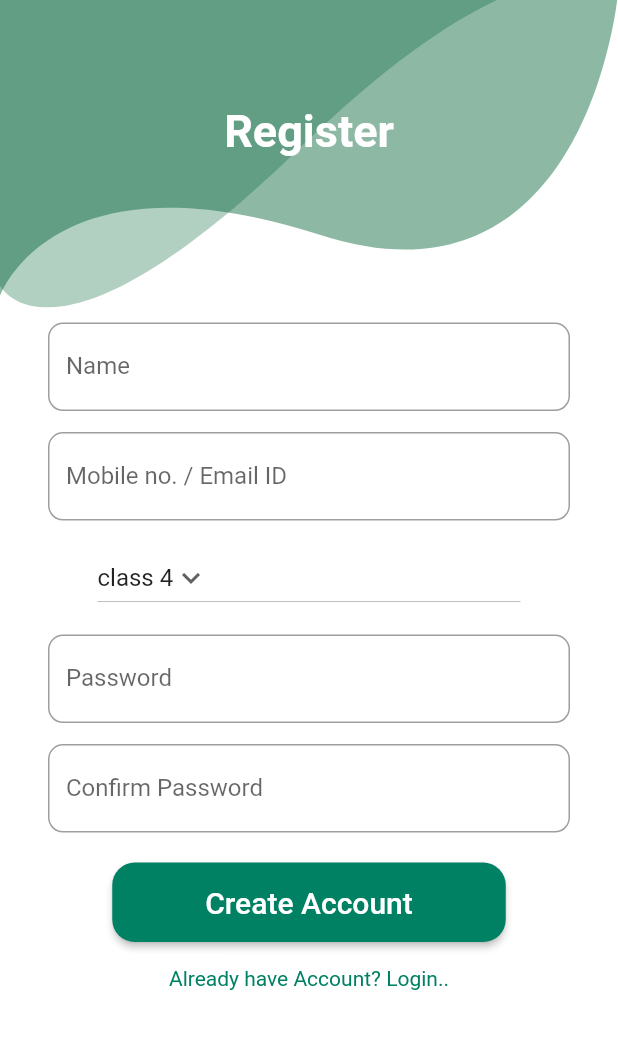
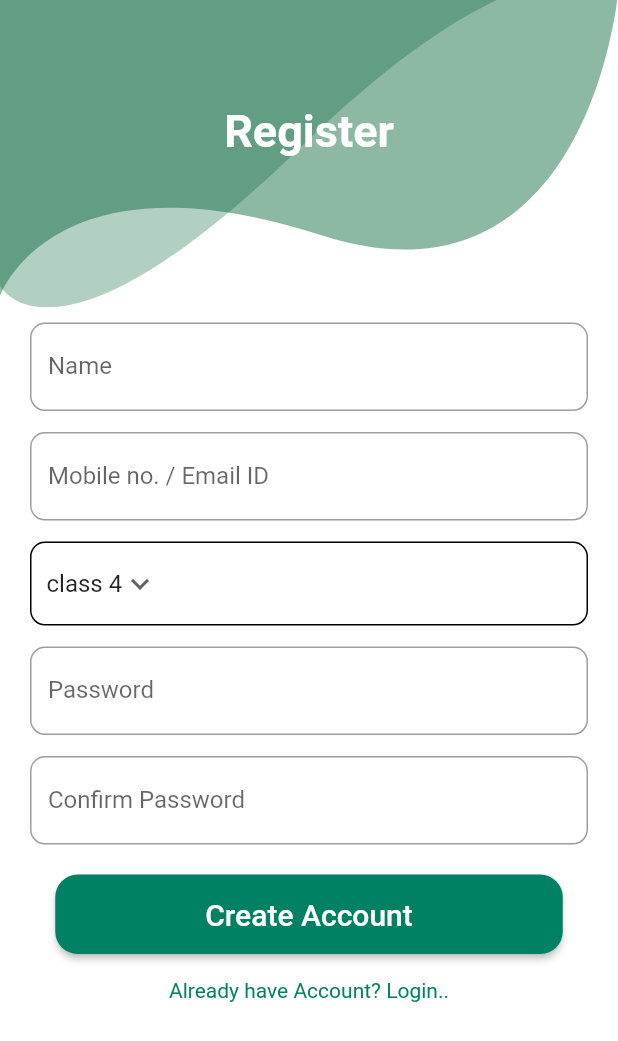
Before and after one commit to betaworkstejastamkar/-ManojAcademy-App, a Flutter app: the screen it shows after launch, on a phone screen of 412 x 824 dp. Shown: the top 1041 px of the screen. Run offline on Flutter 3.47's test engine with Material 2 defaults, Android fonts, the phone set to English and light mode, and no system bars; our stand-ins replace carousel_indicator, carousel_slider, dio, expandable, flick_video_player, flutter_svg and 2 more; project files that could hold a hidden picture were left out.

Commit message:
fixed Register

```diff
--- a/lib/screens/navbarScreens/home.dart
+++ b/lib/screens/navbarScreens/home.dart
@@ -1,4 +1,5 @@
 import 'package:carousel_slider/carousel_slider.dart';
+import 'package:carousel_slider/carousel_state.dart';
 import 'package:flutter/material.dart';
 import 'package:carousel_indicator/carousel_indicator.dart';
 import 'package:flutter_svg/svg.dart';
@@ -46,17 +47,12 @@ class Home extends StatefulWidget {
 
 class _HomeState extends State<Home> {
   int _current = 0;
-  getIndcatorIndex(int index, CarouselPageChangedReason reason) {
-    setState(() {
-      _current = index;
-    });
-  }
-
   @override
   Widget build(BuildContext context) {
     double height = MediaQuery.of(context).size.height;
+    double width = MediaQuery.of(context).size.width;
     final GlobalKey<ScaffoldState> _key = GlobalKey();
-
+    // final CarouselState key1 = GlobalKey();
     return Scaffold(
       key: _key,
       appBar: AppBar(
@@ -80,6 +76,7 @@ class _HomeState extends State<Home> {
             icon: SvgPicture.asset('icons/align-left.svg'),
             onPressed: () {
               _key.currentState!.openDrawer();
+              // Scaffold.of(context).openDrawer();
             }),
       ),
       drawer: const SideBar(),
@@ -94,8 +91,9 @@ class _HomeState extends State<Home> {
                 Padding(
                   padding: const EdgeInsets.fromLTRB(20, 10, 20, 4),
                   child: CarouselSlider(
+                    key: null,
                     options: CarouselOptions(
-                        height: height - 650,
+                        height: width < 440 ? height / 5 : height / 3,
                         aspectRatio: 16 / 9,
                         viewportFraction: 1,
                         initialPage: 0,
@@ -107,16 +105,20 @@ class _HomeState extends State<Home> {
                         enlargeCenterPage: true,
                         scrollDirection: Axis.horizontal,
                         onPageChanged: (index, reason) {
-                          // setState(() {
-                          //   _current = index;
-                          // });
+                          setState(() {
+                            _current = index;
+                          });
                         }),
                     items: imageDataItems.map((i) {
                       return Builder(
                         builder: (BuildContext context) {
                           return ClipRRect(
                               borderRadius: BorderRadius.circular(15),
-                              child: Image.asset(i));
+                              child: Image.asset(
+                                i,
+                                fit: BoxFit.contain,
+                                width: width,
+                              ));
                         },
                       );
                     }).toList(),
--- a/lib/screens/navbarScreens/searchpage.dart
+++ b/lib/screens/navbarScreens/searchpage.dart
@@ -57,11 +57,10 @@ class _SearchPageState extends State<SearchPage> {
                     child: GridView.builder(
                       physics: const NeverScrollableScrollPhysics(),
                       shrinkWrap: true,
-                      gridDelegate:
-                          const SliverGridDelegateWithFixedCrossAxisCount(
-                              mainAxisSpacing: 0,
-                              crossAxisSpacing: 10,
-                              crossAxisCount: 2),
+                      gridDelegate: SliverGridDelegateWithFixedCrossAxisCount(
+                          mainAxisSpacing: 0,
+                          crossAxisSpacing: 10,
+                          crossAxisCount: width < 440 ? 2 : 3),
                       itemCount: subjectCardsBg.length,
                       itemBuilder: (context, index) {
                         return subjectcards(
--- a/lib/screens/navbarScreens/testpage.dart
+++ b/lib/screens/navbarScreens/testpage.dart
@@ -101,13 +101,20 @@ class _TestPageState extends State<TestPage> {
 
 Widget testCards({imageurl, name, precent}) {
   return Card(
+    shape: RoundedRectangleBorder(borderRadius: BorderRadius.circular(10)),
     elevation: 4,
     child: Row(children: [
-      SvgPicture.asset(
-        imageurl,
+      Container(
         width: 80,
-        height: 70,
-        fit: BoxFit.cover,
+        height: 110,
+        child: ClipRRect(
+          borderRadius: BorderRadius.only(
+              topLeft: Radius.circular(10), bottomLeft: Radius.circular(10)),
+          child: SvgPicture.asset(
+            imageurl,
+            fit: BoxFit.cover,
+          ),
+        ),
       ),
       const SizedBox(
         width: 20,
--- a/lib/screens/register.dart
+++ b/lib/screens/register.dart
@@ -37,12 +37,14 @@ class _RegisterState extends State<Register> {
                     SvgPicture.asset(
                       'assets/RegisterBg.svg',
                       width: width,
+                      fit: BoxFit.fill,
+                      // height: 200,
                     ),
-                    Center(
-                      child: Container(
-                        padding: const EdgeInsets.symmetric(
-                            horizontal: 0, vertical: 70),
-                        child: const Text(
+                    const Center(
+                      child: Padding(
+                        padding:
+                            EdgeInsets.symmetric(horizontal: 0, vertical: 70),
+                        child: Text(
                           'Register',
                           style: TextStyle(
                               fontSize: 30,
@@ -54,13 +56,19 @@ class _RegisterState extends State<Register> {
                   ],
                 ),
                 Padding(
-                  padding: EdgeInsets.symmetric(
-                      horizontal: width - 380, vertical: 10),
+                  padding:
+                      const EdgeInsets.symmetric(horizontal: 20, vertical: 10),
                   child: Column(
                     children: [
-                      const TextField(
+                      TextField(
                         decoration: InputDecoration(
-                            border: OutlineInputBorder(
+                            focusColor: Theme.of(context).primaryColor,
+                            focusedBorder: OutlineInputBorder(
+                                borderRadius:
+                                    const BorderRadius.all(Radius.circular(10)),
+                                borderSide: BorderSide(
+                                    color: Theme.of(context).primaryColor)),
+                            border: const OutlineInputBorder(
                                 borderSide: BorderSide(
                                     color: Color.fromARGB(31, 229, 229, 229)),
                                 borderRadius:
@@ -71,9 +79,15 @@ class _RegisterState extends State<Register> {
                       const SizedBox(
                         height: 14,
                       ),
-                      const TextField(
+                      TextField(
                         decoration: InputDecoration(
-                            border: OutlineInputBorder(
+                            focusColor: Theme.of(context).primaryColor,
+                            focusedBorder: OutlineInputBorder(
+                                borderRadius:
+                                    const BorderRadius.all(Radius.circular(10)),
+                                borderSide: BorderSide(
+                                    color: Theme.of(context).primaryColor)),
+                            border: const OutlineInputBorder(
                                 borderSide: BorderSide(
                                     color: Color.fromRGBO(229, 229, 229, 1)),
                                 borderRadius:
@@ -84,13 +98,32 @@ class _RegisterState extends State<Register> {
                       const SizedBox(
                         height: 14,
                       ),
-                      SizedBox(
-                        width: width - 130,
+                      Container(
+                        padding: const EdgeInsets.symmetric(
+                            horizontal: 10, vertical: 3),
+                        decoration: const BoxDecoration(
+                          border: Border(
+                            top: BorderSide(
+                              style: BorderStyle.solid,
+                            ),
+                            right: BorderSide(style: BorderStyle.solid),
+                            left: BorderSide(style: BorderStyle.solid),
+                            bottom: BorderSide(style: BorderStyle.solid),
+                          ),
+                          borderRadius: BorderRadius.all(Radius.circular(10)),
+                        ),
+                        width: width,
                         child: DropdownButton(
+                          underline: const Text(''),
                           borderRadius:
                               const BorderRadius.all(Radius.circular(10)),
                           value: dropdownvalue,
-                          icon: const Icon(Icons.keyboard_arrow_down),
+                          icon: Row(
+                            crossAxisAlignment: CrossAxisAlignment.end,
+                            children: const [
+                              Icon(Icons.keyboard_arrow_down),
+                            ],
+                          ),
                           items: items.map((String items) {
                             return DropdownMenuItem(
                               value: items,
@@ -107,9 +140,15 @@ class _RegisterState extends State<Register> {
                       const SizedBox(
                         height: 14,
                       ),
-                      const TextField(
+                      TextField(
                         decoration: InputDecoration(
-                            border: OutlineInputBorder(
+                            focusColor: Theme.of(context).primaryColor,
+                            focusedBorder: OutlineInputBorder(
+                                borderRadius:
+                                    const BorderRadius.all(Radius.circular(10)),
+                                borderSide: BorderSide(
+                                    color: Theme.of(context).primaryColor)),
+                            border: const OutlineInputBorder(
                                 borderSide: BorderSide(
                                     color: Color.fromRGBO(229, 229, 229, 1)),
                                 borderRadius:
@@ -120,9 +159,15 @@ class _RegisterState extends State<Register> {
                       const SizedBox(
                         height: 14,
                       ),
-                      const TextField(
+                      TextField(
                         decoration: InputDecoration(
-                            border: OutlineInputBorder(
+                            focusColor: Theme.of(context).primaryColor,
+                            focusedBorder: OutlineInputBorder(
+                                borderRadius:
+                                    const BorderRadius.all(Radius.circular(10)),
+                                borderSide: BorderSide(
+                                    color: Theme.of(context).primaryColor)),
+                            border: const OutlineInputBorder(
                                 borderSide: BorderSide(
                                     color: Color.fromRGBO(229, 229, 229, 1)),
                                 borderRadius:
@@ -136,8 +181,8 @@ class _RegisterState extends State<Register> {
                       ElevatedButton(
                         style: ElevatedButton.styleFrom(
                             primary: Theme.of(context).primaryColor,
-                            padding: EdgeInsets.symmetric(
-                                horizontal: width - 350, vertical: 15),
+                            padding: const EdgeInsets.symmetric(
+                                horizontal: 100, vertical: 15),
                             shape: RoundedRectangleBorder(
                               borderRadius: BorderRadius.circular(15.0),
                             )),
--- a/lib/screens/subScreens/subjectpage.dart
+++ b/lib/screens/subScreens/subjectpage.dart
@@ -154,10 +154,8 @@ class _SubjectPageState extends State<SubjectPage>
                         children: [
                           ClipRRect(
                             borderRadius: BorderRadius.circular(10),
-                            child: Image.asset(
-                              'assets/videoThumbnail.png',
-                              width: width - 100,
-                            ),
+                            child: Image.asset('assets/videoThumbnail.png',
+                                width: width - 200, fit: BoxFit.fill),
                           ),
                           Column(
                             children: [
--- a/lib/screens/subScreens/testchapterpage.dart
+++ b/lib/screens/subScreens/testchapterpage.dart
@@ -106,7 +106,7 @@ class _TestChapterPageState extends State<TestChapterPage> {
                 ),
               ),
               Padding(
-                padding: EdgeInsets.symmetric(horizontal: width - 400),
+                padding: const EdgeInsets.symmetric(horizontal: 20),
                 child: SizedBox(
                   height: height,
                   child: ListView.builder(
```
Also changed, not shown: pubspec.lock, 1 other file.
